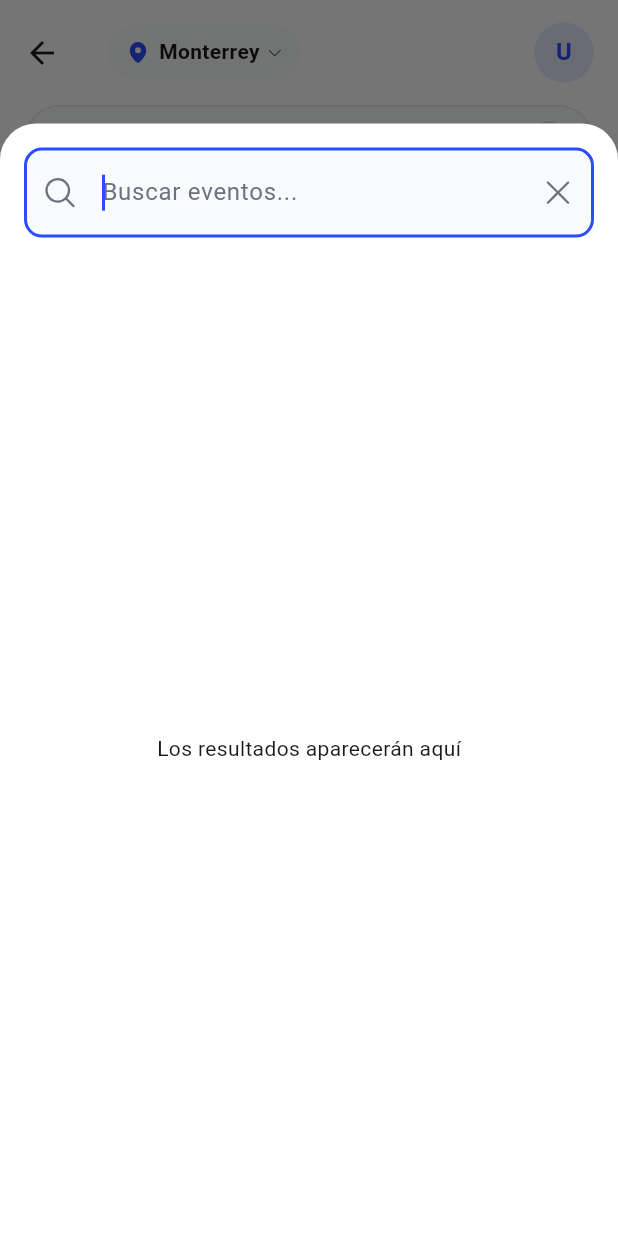
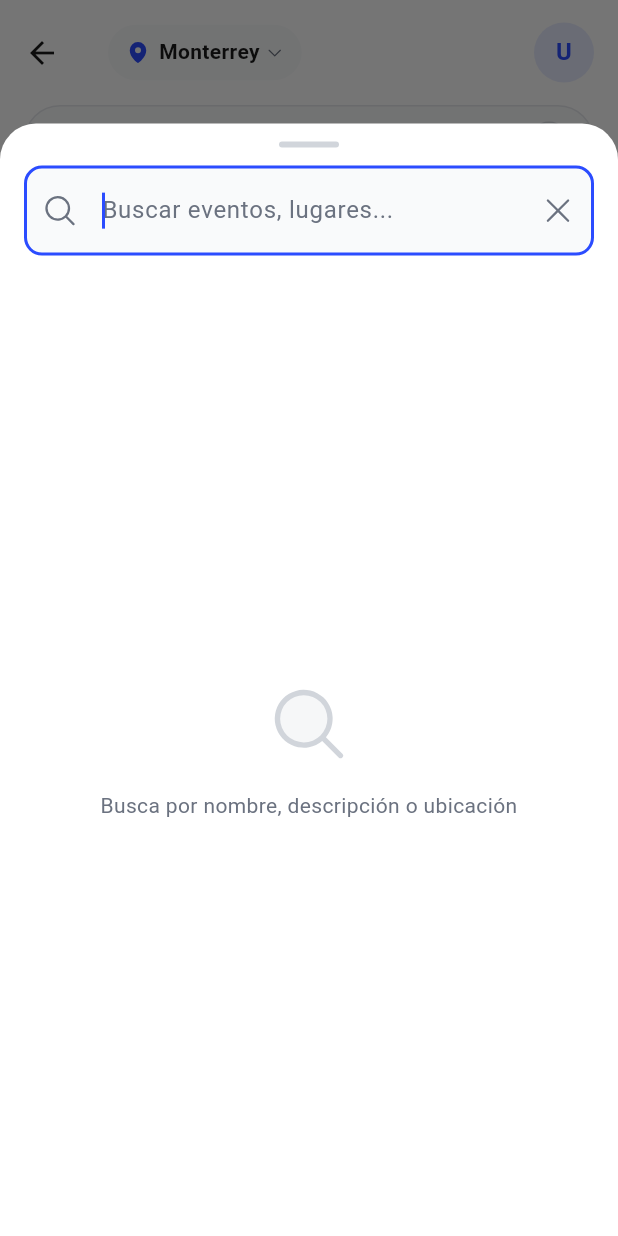
Before and after one commit to zdenc0de/finding-out, a Flutter app: the EventsHomeScreen screen opened directly, after a tap on "Buscar eventos, lugares...", on a phone screen of 412 x 824 dp. Run offline on Flutter 3.47's test engine with Material 3 defaults, Android fonts, the phone set to English and light mode, and no system bars; drawn by our look-alikes of cached_network_image; our stand-ins replace flutter_animate, flutter_dotenv, flutter_riverpod, geocoding, geolocator, go_router and 6 more; accounts and stored records are empty; network calls fail.

Commit message:
Funcionalidad de la search bar de home screen

```diff
--- a/lib/features/events/domain/repositories/event_repository.dart
+++ b/lib/features/events/domain/repositories/event_repository.dart
@@ -77,4 +77,7 @@ abstract class EventRepository {
 
   /// Obtiene los eventos creados por un usuario.
   Future<List<Event>> getEventsByCreator(String userId);
+
+  /// Busca eventos por texto en título, descripción o dirección.
+  Future<List<Event>> searchEvents(String query);
 }
--- /dev/null
+++ b/lib/features/events/presentation/providers/event_search_provider.dart
@@ -0,0 +1,127 @@
+// lib/features/events/presentation/providers/event_search_provider.dart
+// Provider para la búsqueda de eventos con debounce
+
+import 'dart:async';
+
+import 'package:flutter_riverpod/flutter_riverpod.dart';
+
+import '../../domain/entities/event.dart';
+import 'events_provider.dart';
+
+// ═══════════════════════════════════════════════════════════════════════════
+// ESTADO DE BÚSQUEDA
+// ═══════════════════════════════════════════════════════════════════════════
+
+/// Estado de la búsqueda de eventos.
+class EventSearchState {
+  final String query;
+  final List<Event> results;
+  final bool isLoading;
+  final bool hasSearched;
+  final String? errorMessage;
+
+  const EventSearchState({
+    this.query = '',
+    this.results = const [],
+    this.isLoading = false,
+    this.hasSearched = false,
+    this.errorMessage,
+  });
+
+  EventSearchState copyWith({
+    String? query,
+    List<Event>? results,
+    bool? isLoading,
+    bool? hasSearched,
+    String? errorMessage,
+    bool clearError = false,
+  }) {
+    return EventSearchState(
+      query: query ?? this.query,
+      results: results ?? this.results,
+      isLoading: isLoading ?? this.isLoading,
+      hasSearched: hasSearched ?? this.hasSearched,
+      errorMessage: clearError ? null : (errorMessage ?? this.errorMessage),
+    );
+  }
+}
+
+// ═══════════════════════════════════════════════════════════════════════════
+// STATE NOTIFIER
+// ═══════════════════════════════════════════════════════════════════════════
+
+/// Notifier para gestionar la búsqueda de eventos con debounce.
+class EventSearchNotifier extends StateNotifier<EventSearchState> {
+  final Ref _ref;
+  Timer? _debounceTimer;
+
+  EventSearchNotifier(this._ref) : super(const EventSearchState());
+
+  /// Busca eventos con debounce de 400ms.
+  void search(String query) {
+    state = state.copyWith(query: query, clearError: true);
+
+    // Cancelar búsqueda anterior
+    _debounceTimer?.cancel();
+
+    // Si el query está vacío, limpiar resultados
+    if (query.trim().isEmpty) {
+      state = state.copyWith(
+        results: [],
+        isLoading: false,
+        hasSearched: false,
+      );
+      return;
+    }
+
+    // Mostrar indicador de carga
+    state = state.copyWith(isLoading: true);
+
+    // Debounce de 400ms
+    _debounceTimer = Timer(const Duration(milliseconds: 400), () async {
+      try {
+        final repository = _ref.read(eventRepositoryProvider);
+        final results = await repository.searchEvents(query.trim());
+
+        // Verificar que el query no haya cambiado durante la búsqueda
+        if (state.query == query) {
+          state = state.copyWith(
+            results: results,
+            isLoading: false,
+            hasSearched: true,
+          );
+        }
+      } catch (e) {
+        if (state.query == query) {
+          state = state.copyWith(
+            isLoading: false,
+            hasSearched: true,
+            errorMessage: 'Error al buscar eventos',
+          );
+        }
+      }
+    });
+  }
+
+  /// Limpia la búsqueda y reinicia el estado.
+  void clear() {
+    _debounceTimer?.cancel();
+    state = const EventSearchState();
+  }
+
+  @override
+  void dispose() {
+    _debounceTimer?.cancel();
+    super.dispose();
+  }
+}
+
+// ═══════════════════════════════════════════════════════════════════════════
+// PROVIDER
+// ═══════════════════════════════════════════════════════════════════════════
+
+/// Provider para la búsqueda de eventos.
+final eventSearchProvider =
+    StateNotifierProvider.autoDispose<EventSearchNotifier, EventSearchState>(
+  (ref) => EventSearchNotifier(ref),
+);
--- a/lib/features/events/presentation/screens/events_home_screen.dart
+++ b/lib/features/events/presentation/screens/events_home_screen.dart
@@ -10,8 +10,10 @@ import 'package:phosphor_flutter/phosphor_flutter.dart';
 import '../../../../core/theme/app_colors.dart';
 import '../../../auth/presentation/providers/auth_provider.dart';
 import '../../domain/entities/event.dart';
+import '../providers/event_search_provider.dart';
 import '../providers/events_provider.dart';
 import '../widgets/shared/category_section.dart';
+import '../widgets/shared/search_event_tile.dart';
 import '../widgets/home_widgets/friends_activity_section.dart';
 import '../widgets/home_widgets/hero_event_banner.dart';
 import '../widgets/home_widgets/quick_filter_bar.dart';
@@ -294,13 +296,37 @@ class _EventsHomeScreenState extends ConsumerState<EventsHomeScreen> {
   }
 
   void _showSearchSheet(BuildContext context) {
-    // Reutilizar lógica de búsqueda existente o implementar nueva
-    // Por ahora, placeholder simple
     showModalBottomSheet(
       context: context,
       isScrollControlled: true,
       backgroundColor: Colors.transparent,
-      builder: (context) => DraggableScrollableSheet(
+      builder: (context) => const _SearchBottomSheet(),
+    );
+  }
+}
+
+/// Bottom sheet con búsqueda de eventos en tiempo real.
+class _SearchBottomSheet extends ConsumerStatefulWidget {
+  const _SearchBottomSheet();
+
+  @override
+  ConsumerState<_SearchBottomSheet> createState() => _SearchBottomSheetState();
+}
+
+class _SearchBottomSheetState extends ConsumerState<_SearchBottomSheet> {
+  final _controller = TextEditingController();
+
+  @override
+  void dispose() {
+    _controller.dispose();
+    super.dispose();
+  }
+
+  @override
+  Widget build(BuildContext context) {
+    final searchState = ref.watch(eventSearchProvider);
+
+    return DraggableScrollableSheet(
       initialChildSize: 0.9,
       minChildSize: 0.5,
       maxChildSize: 0.95,
@@ -311,14 +337,40 @@ class _EventsHomeScreenState extends ConsumerState<EventsHomeScreen> {
         ),
         child: Column(
           children: [
+            // Handle visual
             Padding(
-                padding: const EdgeInsets.all(16),
+              padding: const EdgeInsets.only(top: 12, bottom: 4),
+              child: Container(
+                width: 40,
+                height: 4,
+                decoration: BoxDecoration(
+                  color: AppColors.outlineVariant,
+                  borderRadius: BorderRadius.circular(2),
+                ),
+              ),
+            ),
+
+            // Campo de búsqueda
+            Padding(
+              padding: const EdgeInsets.fromLTRB(16, 8, 16, 8),
               child: TextField(
+                controller: _controller,
                 autofocus: true,
+                onChanged: (value) {
+                  ref.read(eventSearchProvider.notifier).search(value);
+                },
                 decoration: InputDecoration(
-                    hintText: 'Buscar eventos...',
+                  hintText: 'Buscar eventos, lugares...',
                   prefixIcon: Icon(PhosphorIcons.magnifyingGlass()),
-                    suffixIcon: IconButton(
+                  suffixIcon: _controller.text.isNotEmpty
+                      ? IconButton(
+                          icon: Icon(PhosphorIcons.x()),
+                          onPressed: () {
+                            _controller.clear();
+                            ref.read(eventSearchProvider.notifier).clear();
+                          },
+                        )
+                      : IconButton(
                           icon: Icon(PhosphorIcons.x()),
                           onPressed: () => Navigator.pop(context),
                         ),
@@ -331,11 +383,138 @@ class _EventsHomeScreenState extends ConsumerState<EventsHomeScreen> {
                 ),
               ),
             ),
-              const Expanded(
-                child: Center(child: Text('Los resultados aparecerán aquí')),
+
+            // Resultados
+            Expanded(
+              child: _buildSearchContent(searchState, scrollController),
             ),
           ],
         ),
+      ),
+    );
+  }
+
+  /// Construye el contenido según el estado de búsqueda.
+  Widget _buildSearchContent(
+    EventSearchState searchState,
+    ScrollController scrollController,
+  ) {
+    // Estado de carga
+    if (searchState.isLoading) {
+      return const Center(
+        child: Padding(
+          padding: EdgeInsets.all(32.0),
+          child: CircularProgressIndicator(strokeWidth: 2),
+        ),
+      );
+    }
+
+    // Error
+    if (searchState.errorMessage != null) {
+      return Center(
+        child: Padding(
+          padding: const EdgeInsets.all(32.0),
+          child: Column(
+            mainAxisSize: MainAxisSize.min,
+            children: [
+              Icon(
+                PhosphorIcons.warning(PhosphorIconsStyle.duotone),
+                size: 48,
+                color: AppColors.error,
+              ),
+              const SizedBox(height: 12),
+              Text(
+                searchState.errorMessage!,
+                style: Theme.of(context).textTheme.bodyMedium?.copyWith(
+                      color: AppColors.onSurfaceVariant,
+                    ),
+                textAlign: TextAlign.center,
+              ),
+            ],
+          ),
+        ),
+      );
+    }
+
+    // Sin resultados tras buscar
+    if (searchState.hasSearched && searchState.results.isEmpty) {
+      return Center(
+        child: Padding(
+          padding: const EdgeInsets.all(32.0),
+          child: Column(
+            mainAxisSize: MainAxisSize.min,
+            children: [
+              Icon(
+                PhosphorIcons.magnifyingGlass(PhosphorIconsStyle.duotone),
+                size: 56,
+                color: AppColors.outlineVariant,
+              ),
+              const SizedBox(height: 16),
+              Text(
+                'Sin resultados para "${searchState.query}"',
+                style: Theme.of(context).textTheme.bodyLarge?.copyWith(
+                      color: AppColors.onSurfaceVariant,
+                    ),
+                textAlign: TextAlign.center,
+              ),
+              const SizedBox(height: 8),
+              Text(
+                'Intenta con otro término de búsqueda',
+                style: Theme.of(context).textTheme.bodySmall?.copyWith(
+                      color: AppColors.onSurfaceVariant,
+                    ),
+              ),
+            ],
+          ),
+        ),
+      );
+    }
+
+    // Hay resultados
+    if (searchState.results.isNotEmpty) {
+      return ListView.separated(
+        controller: scrollController,
+        padding: const EdgeInsets.only(top: 8, bottom: 24),
+        itemCount: searchState.results.length,
+        separatorBuilder: (_, __) => Divider(
+          height: 1,
+          indent: 86,
+          color: AppColors.outlineVariant.withAlpha(80),
+        ),
+        itemBuilder: (context, index) {
+          final event = searchState.results[index];
+          return SearchEventTile(
+            event: event,
+            onTap: () {
+              Navigator.pop(context);
+              GoRouter.of(context).push('/events/${event.id}');
+            },
+          );
+        },
+      );
+    }
+
+    // Estado inicial (sin búsqueda)
+    return Center(
+      child: Padding(
+        padding: const EdgeInsets.all(32.0),
+        child: Column(
+          mainAxisSize: MainAxisSize.min,
+          children: [
+            Icon(
+              PhosphorIcons.magnifyingGlass(PhosphorIconsStyle.duotone),
+              size: 56,
+              color: AppColors.outlineVariant,
+            ),
+            const SizedBox(height: 16),
+            Text(
+              'Busca por nombre, descripción o ubicación',
+              style: Theme.of(context).textTheme.bodyMedium?.copyWith(
+                    color: AppColors.onSurfaceVariant,
+                  ),
+              textAlign: TextAlign.center,
+            ),
+          ],
         ),
       ),
     );
```
Also changed, not shown: lib/features/events/data/repositories/event_repository_impl.dart (+24 -0 lines), lib/features/events/presentation/widgets/shared/search_event_tile.dart (added, +162 -0 lines). Lines whose indentation alone changed are shown as unchanged.
